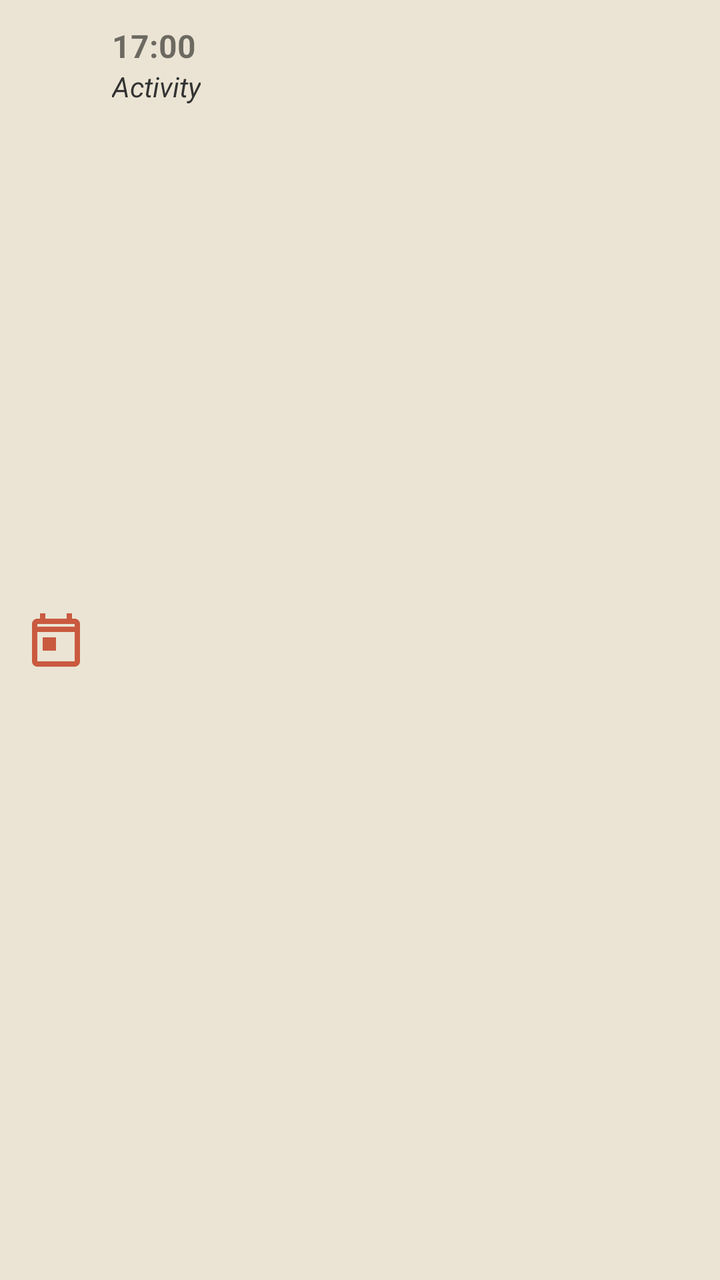
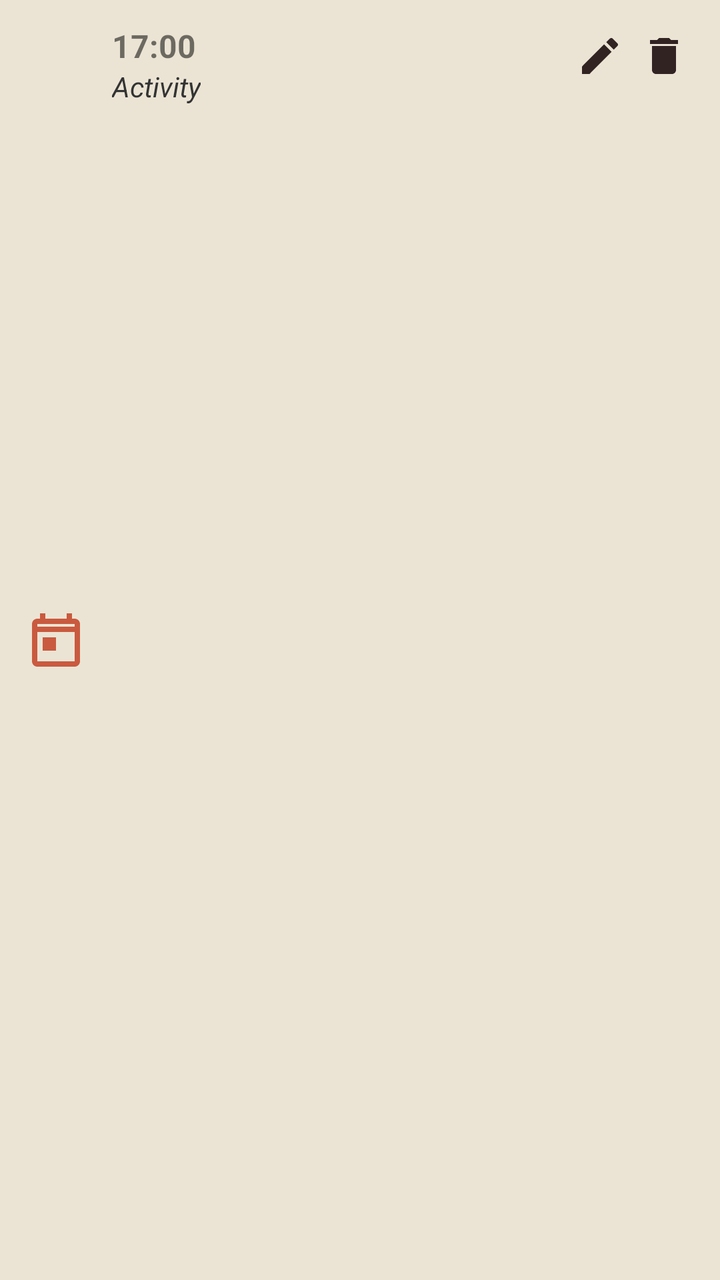

The first picture is an Android layout as it rendered before a commit; the second is the same layout after the commit. The layout source and the unified diff follow.
<!-- AndroidManifest.xml: application theme Theme.LunaFlow -->
<!-- res/layout/item_history_entry.xml -->
<?xml version="1.0" encoding="utf-8"?>
<LinearLayout xmlns:android="http://schemas.android.com/apk/res/android"
    android:layout_width="match_parent"
    android:layout_height="wrap_content"
    xmlns:app="http://schemas.android.com/apk/res-auto"
    android:orientation="horizontal"
    android:background="@color/colorPrimary"
    android:padding="12dp"
    android:layout_marginBottom="12dp"
    android:elevation="2dp">

    <ImageView
        android:id="@+id/entryIcon"
        android:layout_width="32dp"
        android:layout_height="32dp"
        android:layout_gravity="center_vertical"
        android:src="@drawable/ic_event"
        app:tint="#C95A3F" />

    <LinearLayout
        android:layout_width="wrap_content"
        android:layout_height="wrap_content"
        android:orientation="vertical"
        android:layout_marginStart="12dp"
        android:gravity="center_vertical">

        <TextView
            android:id="@+id/entryTime"
            android:layout_width="wrap_content"
            android:layout_height="wrap_content"
            android:text="17:00"
            android:textStyle="bold"
            android:textSize="16sp"/>

        <TextView
            android:id="@+id/entryType"
            android:layout_width="wrap_content"
            android:layout_height="wrap_content"
            android:text="Activity"
            android:textSize="14sp"
            android:textStyle="italic"
            android:textColor="#333"/>
    </LinearLayout>

    <ImageButton
        android:id="@+id/editButton"
        android:layout_width="32dp"
        android:layout_height="32dp"
        android:src="@drawable/ic_edit"
        android:background="?attr/selectableItemBackgroundBorderless"/>

    <ImageButton
        android:id="@+id/deleteButton"
        android:layout_width="32dp"
        android:layout_height="32dp"
        android:src="@drawable/ic_delete"
        android:background="?attr/selectableItemBackgroundBorderless"/>
</LinearLayout>
<!-- resources referenced by this layout -->
<resources>
  <color name="colorPrimary">#EBE4D4</color>
  <!-- drawable ic_delete (drawable) -->
  <?xml version="1.0" encoding="utf-8"?>
  <selector xmlns:android="http://schemas.android.com/apk/res/android">
  
  </selector>
  <!-- drawable ic_edit (drawable) -->
  <?xml version="1.0" encoding="utf-8"?>
  <selector xmlns:android="http://schemas.android.com/apk/res/android">
  
  </selector>
  <!-- drawable ic_event (drawable) -->
  <vector xmlns:android="http://schemas.android.com/apk/res/android"
      android:width="32dp"
      android:height="32dp"
      android:viewportWidth="24"
      android:viewportHeight="24">
      <path
          android:fillColor="#FF000000"
          android:pathData="M19,4h-1V2h-2v2H8V2H6v2H5c-1.1,0 -2,0.9 -2,2v14c0,1.1 0.9,2 2,2h14c1.1,0 2,-0.9 2,-2V6c0,-1.1 -0.9,-2 -2,-2zM19,20H5V9h14v11zM5,7V6h14v1H5zM7,11h5v5H7v-5z"/>
  </vector>
  <style name="Theme.LunaFlow" parent="Theme.MaterialComponents.DayNight.NoActionBar">
          
          <item name="android:windowBackground">@color/white</item>
  
          
          <item name="colorPrimary">@color/colorPrimary</item>
          <item name="colorOnPrimary">@color/mainBrown</item>
  
          
          <item name="colorSecondary">@color/mainRed</item>
          <item name="colorOnSecondary">@color/white</item>
  
          
          <item name="android:statusBarColor">@color/colorPrimary</item>
  
          
          <item name="actionBarTheme">@style/AppActionBar</item>
  
          
          <item name="bottomNavigationStyle">@style/BottomNavStyle</item>
      </style>
  <color name="white">#FFFFFFFF</color>
  <color name="mainBrown">#322323</color>
  <color name="mainRed">#B43015</color>
  <style name="AppActionBar" parent="Widget.MaterialComponents.Toolbar">
          <item name="android:layout_height">48dp</item>
          <item name="android:textSize">18sp</item>
          <item name="android:background">@color/colorPrimary</item>
          <item name="titleTextColor">@color/mainBrown</item>
          <item name="subtitleTextColor">@color/mainBrown</item>
          <item name="android:theme">@style/ToolbarTextTheme</item>
      </style>
  <style name="BottomNavStyle" parent="Widget.MaterialComponents.BottomNavigationView">
          <item name="android:layout_height">30dp</item>
          <item name="android:background">@color/colorPrimary</item>
      </style>
  <style name="ToolbarTextTheme" parent="ThemeOverlay.MaterialComponents.ActionBar">
          <item name="android:textColorPrimary">@color/mainBrown</item>
          <item name="android:textColorSecondary">@color/mainBrown</item>
          <item name="android:textColor">@color/mainBrown</item>
      </style>
</resources>

<!-- the commit's change to res/layout/item_history_entry.xml (unified diff, before → after) -->
@@ -18,13 +18,14 @@
         app:tint="#C95A3F" />
 
     <LinearLayout
-        android:layout_width="wrap_content"
+        android:layout_width="0dp"
         android:layout_height="wrap_content"
+        android:layout_weight="1"
         android:orientation="vertical"
         android:layout_marginStart="12dp"
         android:gravity="center_vertical">
 
-        <TextView
+    <TextView
             android:id="@+id/entryTime"
             android:layout_width="wrap_content"
             android:layout_height="wrap_content"
<!-- resource entries referenced after the edit -->
@@ -3,14 +3,28 @@
   <color name="colorPrimary">#EBE4D4</color>
   <!-- drawable ic_delete (drawable) -->
   <?xml version="1.0" encoding="utf-8"?>
-  <selector xmlns:android="http://schemas.android.com/apk/res/android">
+  <vector xmlns:android="http://schemas.android.com/apk/res/android"
+      android:width="24dp"
+      android:height="24dp"
+      android:viewportWidth="24"
+      android:viewportHeight="24">
   
-  </selector>
+      <path
+          android:fillColor="#322323"
+          android:pathData="M6,19c0,1.1 0.9,2 2,2h8c1.1,0 2,-0.9 2,-2V7H6v12zM19,4h-3.5l-1,-1h-5l-1,1H5v2h14V4z"/>
+  </vector>
   <!-- drawable ic_edit (drawable) -->
   <?xml version="1.0" encoding="utf-8"?>
-  <selector xmlns:android="http://schemas.android.com/apk/res/android">
+  <vector xmlns:android="http://schemas.android.com/apk/res/android"
+      android:width="24dp"
+      android:height="24dp"
+      android:viewportWidth="24"
+      android:viewportHeight="24">
   
-  </selector>
+      <path
+          android:fillColor="#322323"
+          android:pathData="M3,17.25V21h3.75L17.81,9.94l-3.75,-3.75L3,17.25zM20.71,7.04c0.39,-0.39 0.39,-1.02 0,-1.41L18.37,3.29c-0.39,-0.39 -1.02,-0.39 -1.41,0l-1.83,1.83l3.75,3.75l1.83,-1.83z"/>
+  </vector>
   <!-- drawable ic_event (drawable) -->
   <vector xmlns:android="http://schemas.android.com/apk/res/android"
       android:width="32dp"
